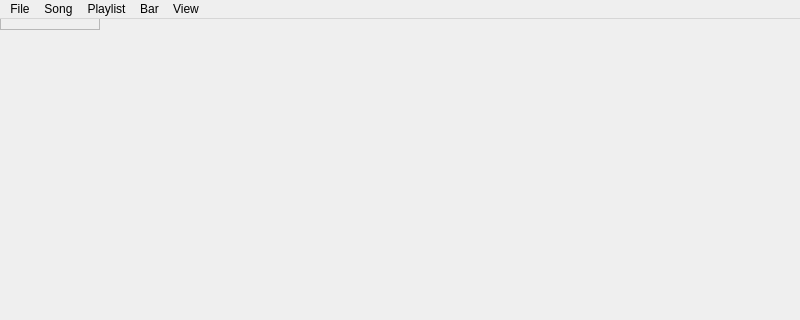
This is nashville.ui in mexicowilly/Nashville as Qt 5 draws it before an edit; both pictures show x 0 to 800 and y 0 to 320 of the 800 by 600 pixel window. The edited form follows.
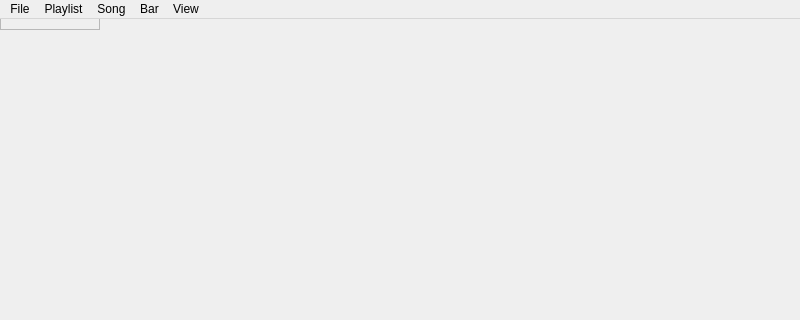
This is the edited form.

Patch:
```diff
--- a/nashville.ui
+++ b/nashville.ui
@@ -85,8 +85,8 @@
     <addaction name="menuTextSize"/>
    </widget>
    <addaction name="menuFile"/>
-   <addaction name="menuSong"/>
    <addaction name="menuPlaylist"/>
+   <addaction name="menuSong"/>
    <addaction name="menuBar"/>
    <addaction name="menuView"/>
   </widget>
```
Left out of the diff: 28 changed lines with no effect on the pictures.
